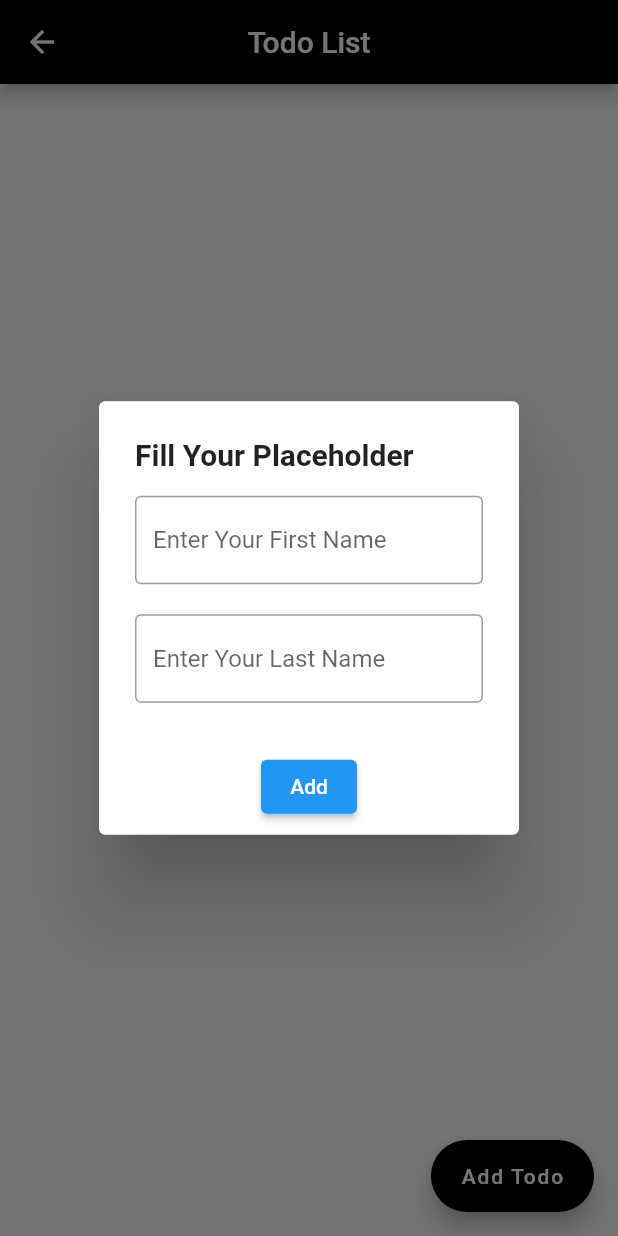
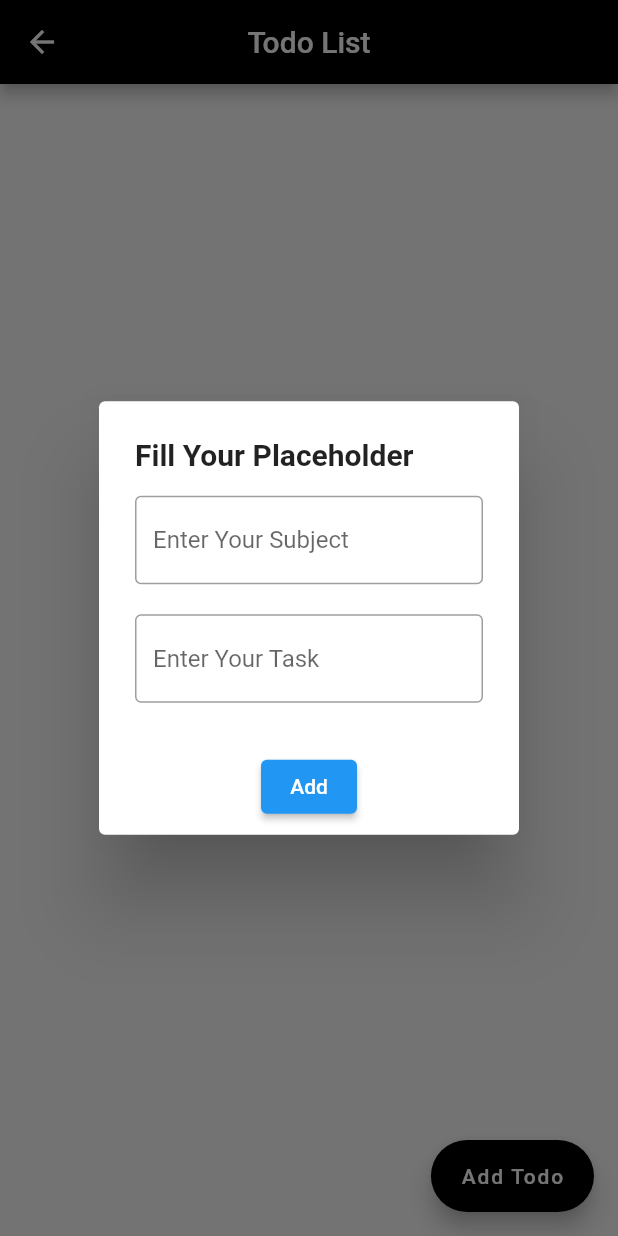
Before and after one commit to Shahabmustafa/Todo-App, a Flutter app: the TodoPage screen opened directly, after a tap on "Add Todo", on a phone screen of 412 x 824 dp. Run offline on Flutter 3.47's test engine with Material 2 defaults, Android fonts, the light colour scheme and no system bars; our stand-ins replace cloud_firestore, firebase_auth, firebase_core, fluttertoast, shimmer; accounts and stored records are empty.

Commit message:
build todo app

```diff
--- a/lib/View/DashBoard/Todo/todo_screen.dart
+++ b/lib/View/DashBoard/Todo/todo_screen.dart
@@ -1,5 +1,6 @@
 import 'package:cloud_firestore/cloud_firestore.dart';
 import 'package:flutter/material.dart';
+import 'package:todo_app/Res/Component/text_form_field.dart';
 
 class TodoPage extends StatefulWidget {
   const TodoPage({Key? key}) : super(key: key);
@@ -11,7 +12,9 @@ class TodoPage extends StatefulWidget {
 class _TodoPageState extends State<TodoPage> {
   final nameController = TextEditingController();
   final lastController = TextEditingController();
+  final searchController = TextEditingController();
   final db = FirebaseFirestore.instance.collection('todo');
+  int index = 0;
 
   Widget build(BuildContext context) {
     return Scaffold(
@@ -19,7 +22,32 @@ class _TodoPageState extends State<TodoPage> {
         title: Text('Todo List'),
         centerTitle: true,
       ),
-      // body:
+      body: StreamBuilder(
+        stream: db.snapshots(),
+        builder: (context,snapshot){
+          if(snapshot.hasData){
+            return ListView.builder(
+              itemCount: snapshot.data!.docs.length,
+                itemBuilder: (context,index){
+                return ListTile(
+                  title: Text(
+                    '${snapshot.data!.docs[index]['subject']}',
+                  ),
+                  subtitle: Text(' ${snapshot.data!.docs[index]['task']}'),
+                  trailing: InkWell(
+                    onTap: (){
+                      db.doc('${index}').delete();
+                    },
+                    child: Icon(Icons.delete,color: Colors.red,),
+                  ),
+                );
+                },
+            );
+          }else{
+            return Center(child: CircularProgressIndicator());
+          }
+        },
+      ),
       floatingActionButton: FloatingActionButton.extended(
         backgroundColor: Colors.black,
         onPressed: (){
@@ -37,7 +65,7 @@ class _TodoPageState extends State<TodoPage> {
             title: TextFormField(
               controller: nameController,
               decoration: const InputDecoration(
-                  hintText: "Enter Your First Name",
+                  hintText: "Enter Your Subject",
                   border: OutlineInputBorder()
               ),
             ),
@@ -45,7 +73,7 @@ class _TodoPageState extends State<TodoPage> {
             content: TextFormField(
               controller: lastController,
               decoration: const InputDecoration(
-                hintText: "Enter Your Last Name",
+                hintText: "Enter Your Task",
                 border: OutlineInputBorder()
               ),
             ),
@@ -55,9 +83,13 @@ class _TodoPageState extends State<TodoPage> {
                 children: [
                   ElevatedButton(
                       onPressed: (){
-                        db.doc().set({
-                          'firstName' : nameController.text,
-                          'lastName' : lastController.text,
+                        db.doc("${index++}").set({
+                          'subject' : nameController.text,
+                          'task' : lastController.text,
+                        }).then((value){
+                          nameController.clear();
+                          lastController.clear();
+                          Navigator.pop(context);
                         });
                       },
                       child: Text('Add'),
```
